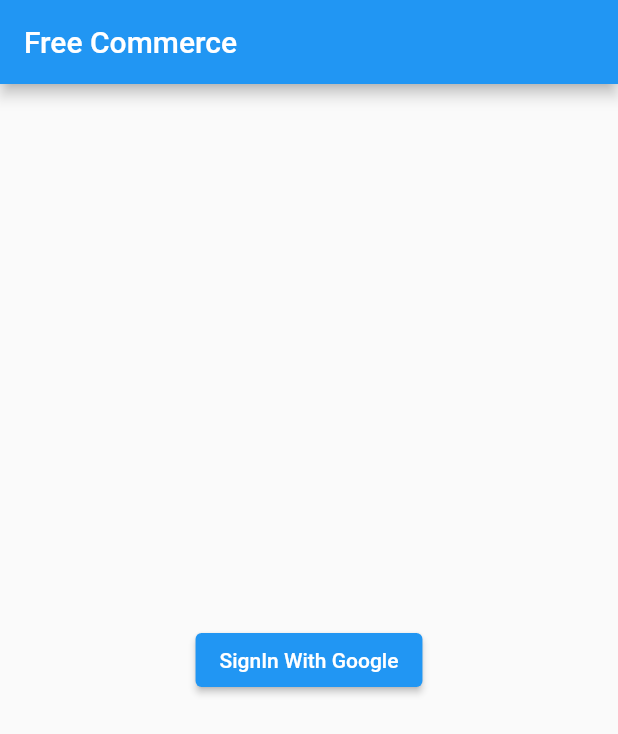
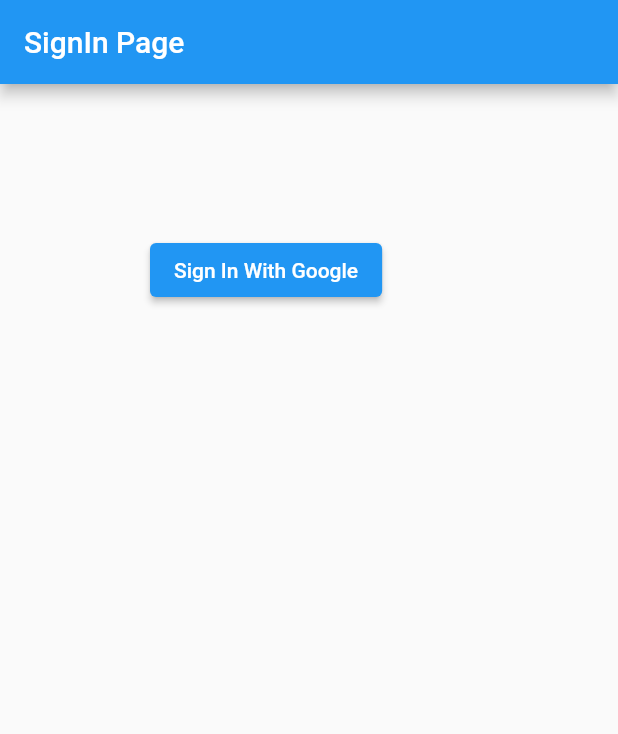
Before and after one commit to parmujr/freecommerce, a Flutter app: the screen it shows after launch, on a phone screen of 412 x 824 dp. Shown: the top 734 px of the screen. Run offline on Flutter 3.47's test engine with Material 2 defaults, Android fonts, the phone set to English and light mode, and no system bars; our stand-ins replace cloud_firestore, firebase_auth, firebase_core, google_sign_in; accounts and stored records are empty.

Commit message:
21/03/2021

```diff
--- a/lib/main.dart
+++ b/lib/main.dart
@@ -1,8 +1,6 @@
 import 'package:firebase_core/firebase_core.dart';
 import 'package:flutter/material.dart';
 import 'package:flutter_free_commerce/views/auth_view.dart';
-import 'package:flutter_free_commerce/views/home_view.dart';
-import 'package:flutter_free_commerce/views/wigets/product_add_edit_form.dart';
 
 void main() {
   runApp(MyApp());
--- a/lib/views/auth_view.dart
+++ b/lib/views/auth_view.dart
@@ -1,27 +1,45 @@
+import 'package:firebase_auth/firebase_auth.dart';
 import 'package:flutter/material.dart';
+import 'package:flutter_free_commerce/controllers/product_controller.dart';
+import 'package:flutter_free_commerce/views/home_view.dart';
+import 'package:flutter_free_commerce/views/sign_in.dart';
 
-class AuthView extends StatelessWidget {
+class AuthView extends StatefulWidget {
+  @override
+  _AuthViewState createState() => _AuthViewState();
+}
+
+class _AuthViewState extends State<AuthView> {
+  final ProductController productController = ProductController();
+
+  @override
+  void initState() {
+    loadData();
+
+    super.initState();
+  }
+
   @override
   Widget build(BuildContext context) {
-    return SafeArea(
-      child: Scaffold(
-        appBar: AppBar(
-          title: Text("Free Commerce"),
-        ),
-        body: Container(
-          child: Center(
-            child: Column(
-              mainAxisAlignment: MainAxisAlignment.center,
-              children: [
-                ElevatedButton(
-                  onPressed: () {},
-                  child: Text("SignIn With Google"),
-                )
-              ],
-            ),
-          ),
-        ),
-      ),
+    return StreamBuilder(
+      stream: FirebaseAuth.instance.authStateChanges(),
+      builder: (BuildContext context, AsyncSnapshot<dynamic> snapshot) {
+        if (snapshot.connectionState == ConnectionState.waiting) {
+          return Center(child: CircularProgressIndicator());
+        } else {
+          var user = snapshot.data;
+          if (user == null) {
+            return SignInView();
+          } else {
+            return HomeView();
+          }
+        }
+      },
     );
   }
+
+  void loadData() async {
+    await productController.getProducts();
+    setState(() {});
+  }
 }
--- /dev/null
+++ b/lib/views/sign_in.dart
@@ -0,0 +1,28 @@
+import 'package:flutter/material.dart';
+import 'package:flutter/rendering.dart';
+import 'package:flutter_free_commerce/controllers/auth_controller.dart';
+
+class SignInView extends StatelessWidget {
+  @override
+  Widget build(BuildContext context) {
+    return SafeArea(
+        child: Scaffold(
+          appBar: AppBar(
+            title: Text("SignIn Page")
+          ),
+            body: Container(
+              padding: EdgeInsets.all(100.0),
+              child: Column(
+
+                children: [
+                  ElevatedButton(
+                    child: Text("Sign In With Google"),
+                    onPressed: () {
+                      signInWithGoogle();
+                    },
+                  )
+                ],
+              ),
+            )));
+  }
+}
--- a/pubspec.yaml
+++ b/pubspec.yaml
@@ -25,6 +25,8 @@ dependencies:
     sdk: flutter
   firebase_core: "^0.7.0"
   cloud_firestore: "^0.16.0+1"
+  firebase_auth: "^0.20.1"
+  google_sign_in: "^4.5.1"
 
 
   # The following adds the Cupertino Icons font to your application.
```
Also changed, not shown: lib/controllers/auth_controller.dart (+26 -0 lines), lib/views/home_view.dart (+12 -21 lines), pubspec.lock.
